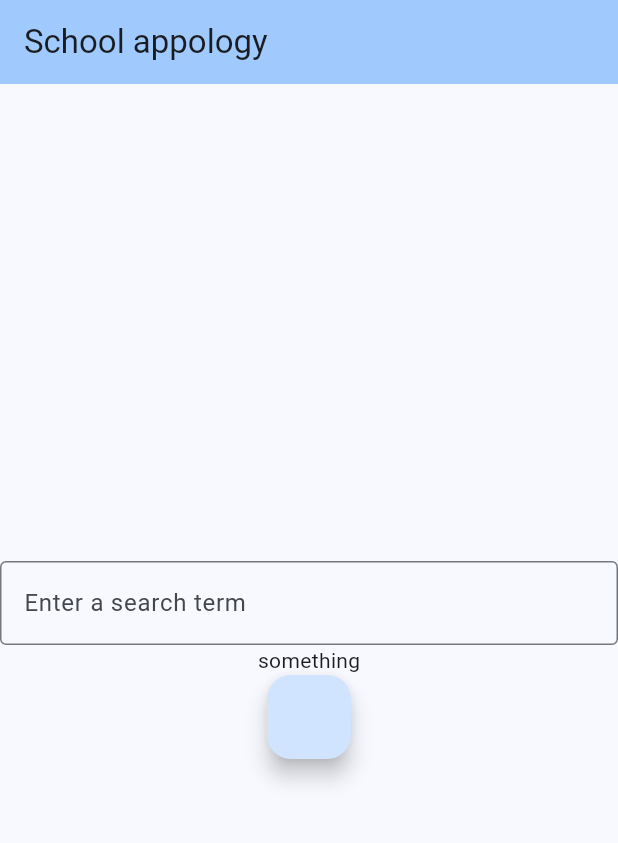
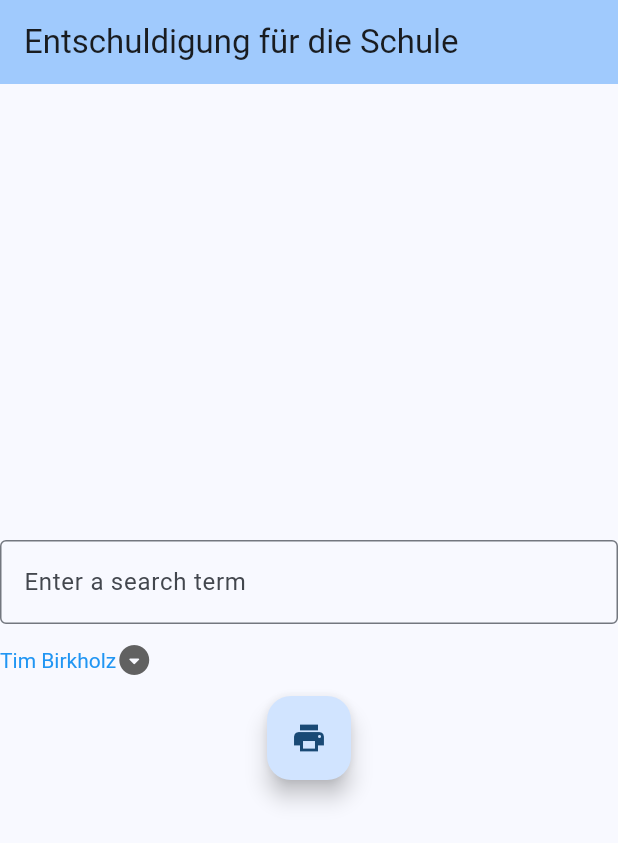
Before and after one commit to chrbuchsteiner61/myapp, a Flutter app: the screen it shows after launch, on a phone screen of 412 x 824 dp. Shown: the top 843 px of the screen. Run offline on Flutter 3.47's test engine with Material 3 defaults, Android fonts, the phone set to English and light mode, and no system bars; our stand-ins replace logger, pdf, printing.

Commit message:
Create basic Flutter app structure with StartingPage
This commit sets up the initial structure for the Flutter application, including:

- Creating the main app widget (MyAppology)
- Defining a basic theme
- Adding a StartingPage widget as the home screen
- Setting the title to "Entschuldigung für die Schule"

```diff
--- /dev/null
+++ b/lib/input_fields/name_of_child.dart
@@ -0,0 +1,41 @@
+import 'package:flutter/material.dart';
+
+const List<String> ourKids = <String>['Tim Birkholz', 'Nils Birkholz'];
+
+class NameOfChild extends StatefulWidget {
+  final String aName;
+  const NameOfChild({super.key, required this.aName});
+
+  @override
+  State<NameOfChild> createState() => NameOfChildState();
+}
+
+class NameOfChildState extends State<NameOfChild> {
+  String dropdownValue = ourKids.first;
+
+  @override
+  Widget build(BuildContext context) {
+    return Align(
+      alignment: Alignment.centerLeft,
+      child: DropdownButton<String>(
+        value: dropdownValue,
+        icon: const Icon(Icons.arrow_drop_down_circle_rounded),
+        elevation: 16,
+        style: const TextStyle(color: Colors.blue),
+        underline: const SizedBox(),
+        onChanged: (String? value) {
+          // This is called when the user selects an item.
+          setState(() {
+            dropdownValue = value!;
+          });
+        },
+        items: ourKids.map<DropdownMenuItem<String>>((String value) {
+          return DropdownMenuItem<String>(
+            value: value,
+            child: Text(value),
+          );
+        }).toList(),
+      ),
+    );
+  }
+}
--- a/lib/input_fields/reason_of_absence.dart
+++ /dev/null
@@ -1,12 +0,0 @@
-import 'package:flutter/material.dart';
-
-class ReasonOfAbsence extends StatelessWidget {
-  final String reason;
-
-  const ReasonOfAbsence({required this.reason, super.key});
-
-  @override
-  Widget build(BuildContext context) {
-    return Text(reason);
-  }
-}
--- a/lib/main.dart
+++ b/lib/main.dart
@@ -1,14 +1,16 @@
 import 'dart:collection';
 
 import 'package:flutter/material.dart';
+import 'package:logger/logger.dart';
 import 'package:myapp/input_fields/date_of_illness.dart';
-import 'package:myapp/input_fields/reason_of_absence.dart';
-import 'package:myapp/constants.dart';
+import 'package:myapp/input_fields/name_of_child.dart';
 import 'package:myapp/appology_page.dart';
 
 void main() {
   runApp(const MyAppology());
 }
+
+var logger = Logger();
 
 class MyAppology extends StatelessWidget {
   const MyAppology({super.key});
@@ -22,7 +24,7 @@ class MyAppology extends StatelessWidget {
         colorScheme: ColorScheme.fromSeed(seedColor: Colors.blue),
         useMaterial3: true,
       ),
-      home: const StartingPage(title: 'School appology'),
+      home: const StartingPage(title: 'Entschuldigung für die Schule'),
     );
   }
 }
@@ -37,7 +39,7 @@ class StartingPage extends StatefulWidget {
 }
 
 class _StartingPageState extends State<StartingPage> {
-  void _incrementCounter() {
+  void getChildName() {
     setState(() {});
   }
 
@@ -51,8 +53,19 @@ class _StartingPageState extends State<StartingPage> {
     allElements['schoolAdress'] = "Gymnasium Oberursel";
     allElements['teacher'] = "Frau Brendel";
 
+    allElements['titleRow'] = "Entschulding für den";
+    allElements['salutation'] = "Sehr geehrte Frau";
+    allElements['reasonTextPart1'] = "unser Sohn";
+    allElements['reasonTextPart2'] =
+        "war krank und konnte nicht am Unterricht teilnehmen.";
+    allElements['pleaseExcuse'] =
+        "Wir bitten Sie, sein Fehlen zu entschuldigen.";
+    allElements['endOfLetter'] = "Mit freundlichen Grüßen";
+
     allElements['appologyDate'] = "12.12.24";
     allElements['childName'] = "Tim Birkholz";
+
+    // logger.d(allElements);
 
     return Scaffold(
       appBar: AppBar(
@@ -63,8 +76,9 @@ class _StartingPageState extends State<StartingPage> {
         mainAxisAlignment: MainAxisAlignment.center,
         children: <Widget>[
           const DateOfIllness(aDate: "12.12.24"),
-          const ReasonOfAbsence(reason: "something"),
-          FloatingActionButton(onPressed: () async {
+          const NameOfChild(aName: "something"),
+          FloatingActionButton(
+            onPressed: () async {
               // allElements['appologyDate'] = getAppologyDate();
               //  allElements['childName'] = getChildName();
 
@@ -75,7 +89,8 @@ class _StartingPageState extends State<StartingPage> {
                   ),
                 ),
               );
-          } //
+            },
+            child: const Icon(Icons.print), //
           ),
         ],
       ),
```
Also changed, not shown: lib/appology_page.dart (+19 -16 lines). Lines whose indentation alone changed are shown as unchanged.
